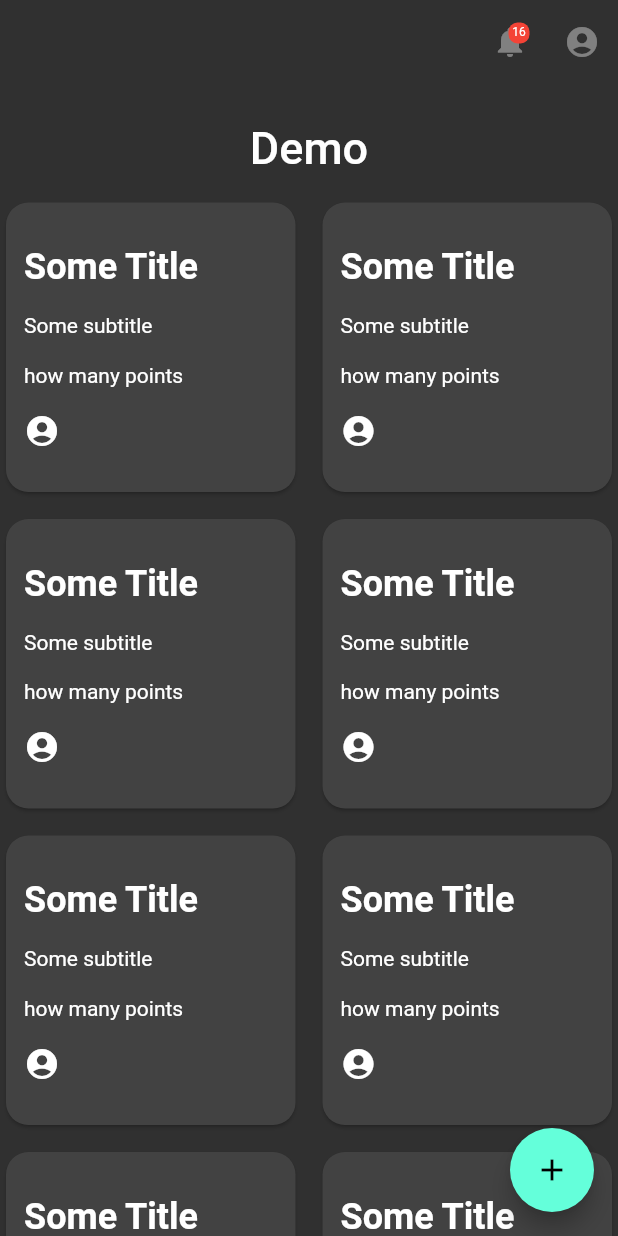
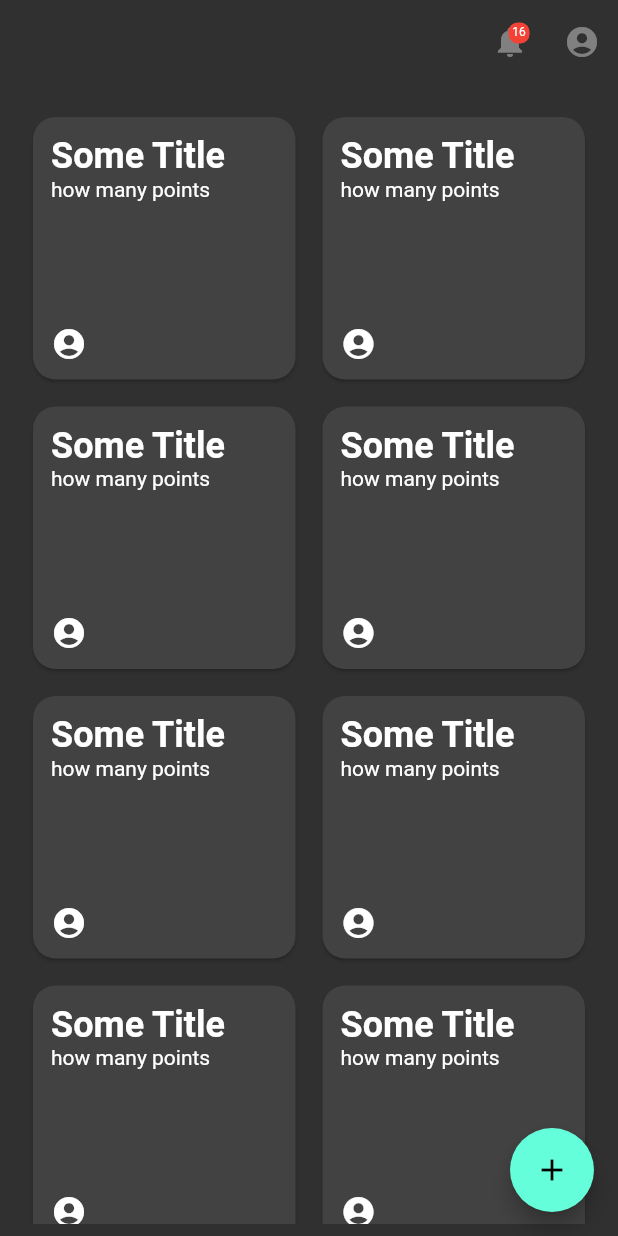
Before and after one commit to delaclqm/todo_app_learning, a Flutter app: the screen it shows after launch, on a phone screen of 412 x 824 dp. Run offline on Flutter 3.47's test engine with Material 2 defaults, Android fonts, the phone set to English and light mode, and no system bars; our stand-ins replace dartz, equatable.

Commit message:
Added many new UI features

```diff
--- /dev/null
+++ b/lib/core/widgets/badge_icon.dart
@@ -0,0 +1,39 @@
+import 'package:flutter/material.dart';
+
+class BadgeIcon extends StatelessWidget {
+  final String number;
+  final IconButton iconButton;
+
+  const BadgeIcon({Key key, @required this.number, @required this.iconButton})
+      : super(key: key);
+
+  @override
+  Widget build(BuildContext context) {
+    return Stack(children: <Widget>[
+      this.iconButton,
+      Positioned(
+        right: 11,
+        top: 11,
+        child: Container(
+          padding: EdgeInsets.all(2),
+          decoration: BoxDecoration(
+            color: Colors.red,
+            borderRadius: BorderRadius.circular(6),
+          ),
+          constraints: BoxConstraints(
+            minWidth: 14,
+            minHeight: 14,
+          ),
+          child: Text(
+            this.number,
+            style: TextStyle(
+              color: Colors.white,
+              fontSize: 8,
+            ),
+            textAlign: TextAlign.center,
+          ),
+        ),
+      )
+    ]);
+  }
+}
--- /dev/null
+++ b/lib/features/todo/presentation/pages/todo_home.dart
@@ -0,0 +1,52 @@
+import 'package:flutter/material.dart';
+import 'package:todo_app_learning/core/widgets/badge_icon.dart';
+import 'package:todo_app_learning/features/todo/presentation/widgets/todo_card.dart';
+
+class TodoHome extends StatelessWidget {
+  const TodoHome({Key key}) : super(key: key);
+
+  @override
+  Widget build(BuildContext context) {
+    return Scaffold(
+        appBar: AppBar(
+          elevation: 0,
+          backgroundColor: Theme.of(context).canvasColor,
+          actions: <Widget>[
+            Row(children: <Widget>[
+              BadgeIcon(
+                  iconButton: IconButton(
+                      icon: Icon(Icons.notifications), onPressed: null),
+                  number: '16'),
+              IconButton(
+                icon: Icon(Icons.account_circle),
+                onPressed: null,
+              )
+            ], mainAxisAlignment: MainAxisAlignment.center)
+          ],
+        ),
+        body: Container(
+            padding: EdgeInsets.all(8.0),
+            child: GridView.count(
+                crossAxisCount: 2,
+                padding: const EdgeInsets.all(10),
+                crossAxisSpacing: 10,
+                mainAxisSpacing: 10,
+                children: List.generate(100, (_) => TodoCard()))),
+        floatingActionButton: MyFloatingActionButton());
+  }
+}
+
+class MyFloatingActionButton extends StatelessWidget {
+  const MyFloatingActionButton({Key key}) : super(key: key);
+
+  @override
+  Widget build(BuildContext context) {
+    return FloatingActionButton(
+      onPressed: () {
+        // Add your onPressed code here!
+      },
+      child: Icon(Icons.add),
+      backgroundColor: Theme.of(context).accentColor,
+    );
+  }
+}
--- /dev/null
+++ b/lib/features/todo/presentation/widgets/todo_card.dart
@@ -0,0 +1,35 @@
+import 'package:flutter/material.dart';
+import 'package:todo_app_learning/features/todo/presentation/pages/todo_list.dart';
+
+class TodoCard extends StatelessWidget {
+  const TodoCard({Key key}) : super(key: key);
+
+  @override
+  Widget build(BuildContext context) {
+    return GestureDetector(
+        onTap: () => Navigator.of(context).push(
+
+              MaterialPageRoute(builder: (context) => TodoList()),
+            ),
+        child: Card(
+            shape: RoundedRectangleBorder(
+              borderRadius: BorderRadius.circular(15.0),
+            ),
+            child: Container(
+              padding: EdgeInsets.all(12.0),
+              child: Column(
+                crossAxisAlignment: CrossAxisAlignment.start,
+                mainAxisAlignment: MainAxisAlignment.spaceEvenly,
+                mainAxisSize: MainAxisSize.max,
+                children: <Widget>[
+                  Text('Some Title',
+                      style:
+                          TextStyle(fontSize: 24, fontWeight: FontWeight.bold)),
+                  Text('how many points'),
+                  Spacer(),
+                  Icon(Icons.account_circle)
+                ],
+              ),
+            )));
+  }
+}
--- a/lib/main.dart
+++ b/lib/main.dart
@@ -1,4 +1,5 @@
 import 'package:flutter/material.dart';
+import 'package:todo_app_learning/features/todo/presentation/pages/todo_home.dart';
 
 void main() => runApp(MyApp());
 
@@ -9,136 +10,7 @@ class MyApp extends StatelessWidget {
     return MaterialApp(
       title: 'Flutter Demo',
       theme: ThemeData.dark(),
-      home: MyHomePage(),
+      home: TodoHome(),
     );
   }
 }
-
-class MyHomePage extends StatelessWidget {
-  const MyHomePage({Key key}) : super(key: key);
-
-  @override
-  Widget build(BuildContext context) {
-    return Scaffold(
-        appBar: AppBar(
-          elevation: 0,
-          backgroundColor: Theme.of(context).canvasColor,
-          actions: <Widget>[
-            Row(children: <Widget>[
-              BadgeIcon(
-                  iconButton: IconButton(
-                      icon: Icon(Icons.notifications), onPressed: null),
-                  number: '16'),
-              IconButton(
-                icon: Icon(Icons.account_circle),
-                onPressed: null,
-              )
-            ], mainAxisAlignment: MainAxisAlignment.center)
-          ],
-        ),
-        body: CustomScrollView(slivers: <Widget>[
-          SliverAppBar(
-            pinned: true,
-            backgroundColor: Theme.of(context).canvasColor,
-            expandedHeight: 75.0,
-            flexibleSpace: FlexibleSpaceBar(
-              centerTitle: true,
-              title: Text('Demo'),
-            ),
-          ),
-          SliverGrid(
-            gridDelegate: SliverGridDelegateWithMaxCrossAxisExtent(
-              maxCrossAxisExtent: 200.0,
-              mainAxisSpacing: 10.0,
-              crossAxisSpacing: 10.0,
-            ),
-            delegate: SliverChildBuilderDelegate((BuildContext context, int index) {
-              return TodoCard();
-            },
-            childCount: 10),
-
-          ),
-        ]),
-        floatingActionButton: MyFloatingActionButton());
-  }
-}
-
-class MyFloatingActionButton extends StatelessWidget {
-  const MyFloatingActionButton({Key key}) : super(key: key);
-
-  @override
-  Widget build(BuildContext context) {
-    return FloatingActionButton(
-      onPressed: () {
-        // Add your onPressed code here!
-      },
-      child: Icon(Icons.add),
-      backgroundColor: Theme.of(context).accentColor,
-    );
-  }
-}
-
-class TodoCard extends StatelessWidget {
-  const TodoCard({Key key}) : super(key: key);
-
-  @override
-  Widget build(BuildContext context) {
-    return Card(
-        shape: RoundedRectangleBorder(
-          borderRadius: BorderRadius.circular(15.0),
-        ),
-        child: Container(
-          padding: EdgeInsets.all(12.0),
-          child: Column(
-            crossAxisAlignment: CrossAxisAlignment.start,
-            mainAxisAlignment: MainAxisAlignment.spaceEvenly,
-            mainAxisSize: MainAxisSize.max,
-            children: <Widget>[
-              Text('Some Title',
-                  style: TextStyle(fontSize: 24, fontWeight: FontWeight.bold)),
-              Text('Some subtitle'),
-              Text('how many points'),
-              Icon(Icons.account_circle)
-            ],
-          ),
-        ));
-  }
-}
-
-class BadgeIcon extends StatelessWidget {
-  final String number;
-  final IconButton iconButton;
-
-  const BadgeIcon({Key key, @required this.number, @required this.iconButton})
-      : super(key: key);
-
-  @override
-  Widget build(BuildContext context) {
-    return Stack(children: <Widget>[
-      this.iconButton,
-      Positioned(
-        right: 11,
-        top: 11,
-        child: Container(
-          padding: EdgeInsets.all(2),
-          decoration: BoxDecoration(
-            color: Colors.red,
-            borderRadius: BorderRadius.circular(6),
-          ),
-          constraints: BoxConstraints(
-            minWidth: 14,
-            minHeight: 14,
-          ),
-          child: Text(
-            this.number,
-            style: TextStyle(
-              color: Colors.white,
-              fontSize: 8,
-            ),
-            textAlign: TextAlign.center,
-          ),
-        ),
-      )
-    ]);
-  }
-}
```
Also changed, not shown: lib/features/todo/domain/entities/Todo.dart (added, +19 -0 lines), lib/features/todo/domain/repositories/Todo_Repository.dart (added, +7 -0 lines), lib/features/todo/presentation/pages/todo_detail.dart (added, +20 -0 lines), lib/features/todo/presentation/pages/todo_list.dart (added, +61 -0 lines), lib/features/todo/presentation/widgets/todo_tile.dart (added, +69 -0 lines).
